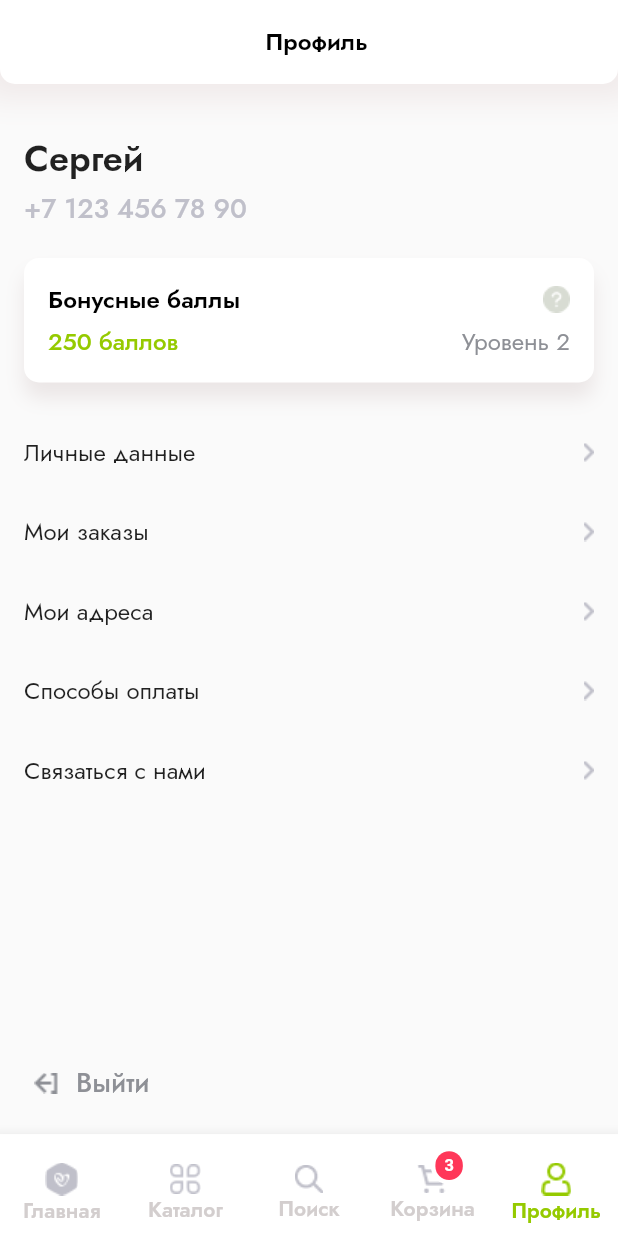
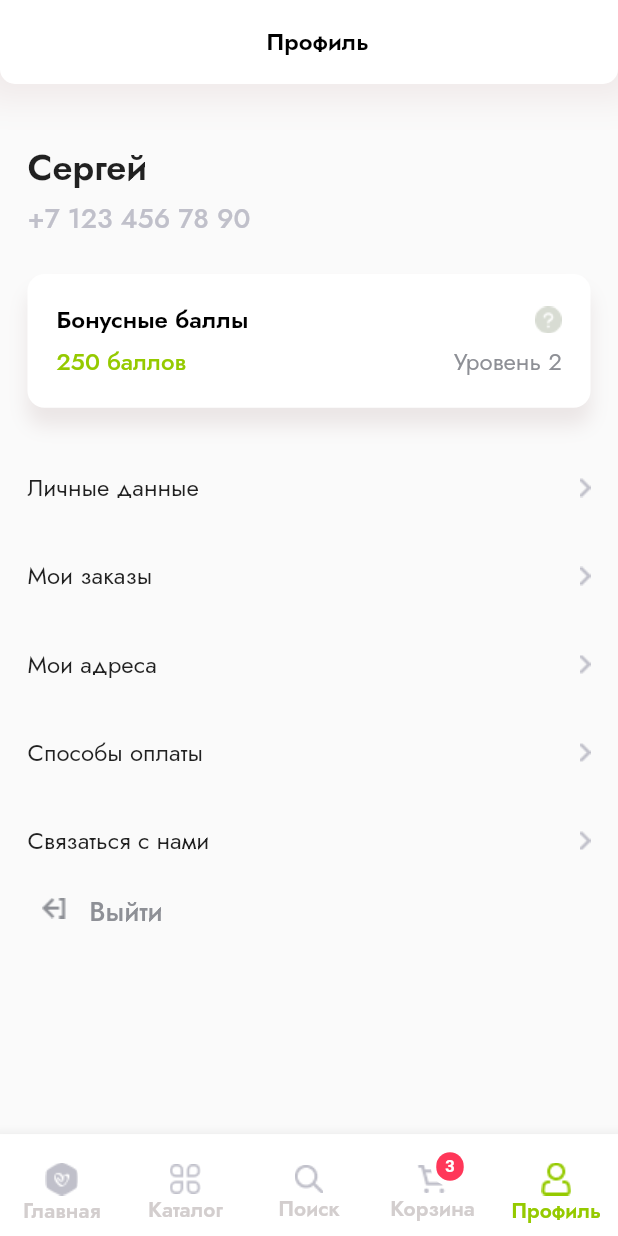
Before and after one commit to MobyteDev/organic_market, a Flutter app: the ProfilePage screen opened by its route, on a phone screen of 412 x 824 dp. Run offline on Flutter 3.47's test engine with Material 2 defaults, Android fonts, the phone set to English and light mode, and no system bars; our stand-ins replace auto_route, bloc, carousel_slider, flutter_bloc, flutter_screenutil, flutter_switch and 2 more.

Commit message:
fixed sizes

```diff
--- a/lib/ui/common_widgets/counter.dart
+++ b/lib/ui/common_widgets/counter.dart
@@ -10,7 +10,7 @@ class Counter extends StatelessWidget {
   @override
   Widget build(BuildContext context) {
     return Container(
-      padding: EdgeInsets.all(3),
+      padding: EdgeInsets.all(3.h),
       decoration: BoxDecoration(
         color: AppColors.white,
         borderRadius: BorderRadius.all(Radius.circular(20.r)),
--- a/lib/ui/common_widgets/organic_app_bar.dart
+++ b/lib/ui/common_widgets/organic_app_bar.dart
@@ -1,3 +1,4 @@
+import 'package:auto_route/auto_route.dart';
 import 'package:flutter/material.dart';
 import 'package:flutter/src/foundation/key.dart';
 import 'package:flutter/src/widgets/framework.dart';
@@ -30,8 +31,8 @@ class OrganicAppBar extends StatelessWidget with PreferredSizeWidget {
             boxShadow: [
               BoxShadow(
                 color: Color.fromRGBO(240, 234, 234, 1),
-                spreadRadius: 10,
-                blurRadius: 15,
+                spreadRadius: 10.r,
+                blurRadius: 15.r,
               ),
             ],
           ),
@@ -41,16 +42,21 @@ class OrganicAppBar extends StatelessWidget with PreferredSizeWidget {
             mainAxisAlignment: MainAxisAlignment.center,
             children: [
               prefixIcon != null ? prefixIcon! : Container(),
-              SizedBox(width: 10),
+              SizedBox(width: 10.w),
               Text(title),
             ],
           ),
-          leading: isBack
-              ? Image.asset('assets/icons/back.png')
-              : SizedBox(width: 56),
+          leading: GestureDetector(
+            onTap: () {
+              context.router.pop();
+            },
+            child: isBack
+                ? Image.asset('assets/icons/back.png')
+                : SizedBox(width: 56.w),
+          ),
           actions: actions ??
               [
-                SizedBox(width: 56),
+                SizedBox(width: 56.w),
               ],
         ),
       ],
--- a/lib/ui/common_widgets/organic_button.dart
+++ b/lib/ui/common_widgets/organic_button.dart
@@ -1,4 +1,5 @@
 import 'package:flutter/material.dart';
+import 'package:flutter_screenutil/flutter_screenutil.dart';
 import 'package:organic_market/common/app_colors.dart';
 
 class OrganicButton extends StatelessWidget {
@@ -18,17 +19,17 @@ class OrganicButton extends StatelessWidget {
     return Material(
       color: Colors.transparent,
       child: Ink(
-        decoration: const BoxDecoration(
-          borderRadius: BorderRadius.all(Radius.circular(30)),
+        decoration: BoxDecoration(
+          borderRadius: BorderRadius.all(Radius.circular(30.r)),
           color: Colors.white,
         ),
         child: InkWell(
-          borderRadius: const BorderRadius.all(Radius.circular(30)),
+          borderRadius: BorderRadius.all(Radius.circular(30.r)),
           onTap: onTap,
           child: Container(
             decoration: BoxDecoration(
               color: AppColors.green149202_1,
-              borderRadius: const BorderRadius.all(Radius.circular(30)),
+              borderRadius: BorderRadius.all(Radius.circular(30.r)),
             ),
             padding: padding,
             child: Text(
--- a/lib/ui/common_widgets/organic_navigation_bar.dart
+++ b/lib/ui/common_widgets/organic_navigation_bar.dart
@@ -28,7 +28,6 @@ class _OrganicNavigationBarState extends State<OrganicNavigationBar> {
       selectedLabelStyle: AppStyles.header5,
       unselectedLabelStyle: AppStyles.header5,
       type: BottomNavigationBarType.fixed,
-      // currentIndex: _selectedIndex,
       currentIndex: AutoTabsRouter.of(context).activeIndex,
       onTap: _onItemTapped,
       items: [
--- a/lib/ui/profile_page/profile_page.dart
+++ b/lib/ui/profile_page/profile_page.dart
@@ -1,4 +1,5 @@
 import 'package:flutter/material.dart';
+import 'package:flutter_screenutil/flutter_screenutil.dart';
 import 'package:organic_market/common/app_styles.dart';
 import 'package:organic_market/ui/common_widgets/organic_app_bar.dart';
 import 'package:organic_market/ui/profile_page/widgets/bonus_points.dart';
@@ -16,22 +17,20 @@ class ProfilePage extends StatelessWidget {
   Widget build(BuildContext context) {
     return Scaffold(
       appBar: OrganicAppBar(title: 'Профиль'),
-      body: Padding(
-        padding: const EdgeInsets.only(
-          top: 32,
-          left: 16,
-          right: 16,
-          bottom: 21,
+      body: ListView(
+        padding: EdgeInsets.only(
+          top: 32.h,
+          left: 16.w,
+          right: 16.w,
+          bottom: 21.h,
         ),
-        child: Column(
-          crossAxisAlignment: CrossAxisAlignment.start,
         children: [
           Text(_name, style: AppStyles.header4),
-            SizedBox(height: 3),
+          SizedBox(height: 3.h),
           Text(_phone, style: AppStyles.bodyGrey4),
-            SizedBox(height: 20),
+          SizedBox(height: 20.h),
           BonusPoints(level: _level, points: _points),
-            SizedBox(height: 20),
+          SizedBox(height: 20.h),
           ProfileList(),
           Expanded(
             child: Row(
@@ -39,17 +38,16 @@ class ProfilePage extends StatelessWidget {
               children: [
                 SizedBox(
                   // Для выравнения строки
-                    height: 26,
+                  height: 26.h,
                   child: Image.asset('assets/icons/exit.png'),
                 ),
-                  SizedBox(width: 5),
+                SizedBox(width: 5.w),
                 Text('Выйти', style: AppStyles.bodyGrey6),
               ],
             ),
           )
         ],
       ),
-      ),
     );
   }
 }
--- a/lib/ui/profile_page/widgets/bonus_points.dart
+++ b/lib/ui/profile_page/widgets/bonus_points.dart
@@ -1,4 +1,5 @@
 import 'package:flutter/material.dart';
+import 'package:flutter_screenutil/flutter_screenutil.dart';
 import 'package:organic_market/common/app_colors.dart';
 import 'package:organic_market/common/app_styles.dart';
 
@@ -12,15 +13,15 @@ class BonusPoints extends StatelessWidget {
   @override
   Widget build(BuildContext context) {
     return Container(
-      padding: EdgeInsets.all(16),
+      padding: EdgeInsets.all(16.h),
       decoration: BoxDecoration(
         color: AppColors.white,
-        borderRadius: BorderRadius.all(Radius.circular(10)),
+        borderRadius: BorderRadius.all(Radius.circular(10.r)),
         boxShadow: [
           BoxShadow(
             color: Color.fromRGBO(235, 230, 230, 1),
             blurRadius: 10,
-            offset: Offset(0, 10),
+            offset: Offset(0, 10.h),
           ),
         ],
       ),
--- a/lib/ui/profile_page/widgets/profile_list.dart
+++ b/lib/ui/profile_page/widgets/profile_list.dart
@@ -13,12 +13,7 @@ class ProfileList extends StatelessWidget {
         ProfileListTile(
           title: 'Личные данные',
           onTap: () {
-            //context.router.pushNamed('/profile');
-            Navigator.of(context).push(
-              MaterialPageRoute(
-                builder: (context) => PersonalDataPage(),
-              ),
-            );
+            context.router.pushNamed('/personalData');
           },
         ),
         ProfileListTile(
--- a/lib/ui/profile_page/widgets/profile_list_tile.dart
+++ b/lib/ui/profile_page/widgets/profile_list_tile.dart
@@ -1,4 +1,5 @@
 import 'package:flutter/material.dart';
+import 'package:flutter_screenutil/flutter_screenutil.dart';
 import 'package:organic_market/common/app_styles.dart';
 
 class ProfileListTile extends StatelessWidget {
@@ -13,7 +14,7 @@ class ProfileListTile extends StatelessWidget {
     return GestureDetector(
       onTap: onTap,
       child: Padding(
-        padding: const EdgeInsets.symmetric(vertical: 15),
+        padding: EdgeInsets.symmetric(vertical: 15.h),
         child: Row(
           mainAxisAlignment: MainAxisAlignment.spaceBetween,
           children: [
```
Lines whose indentation alone changed are shown as unchanged.
